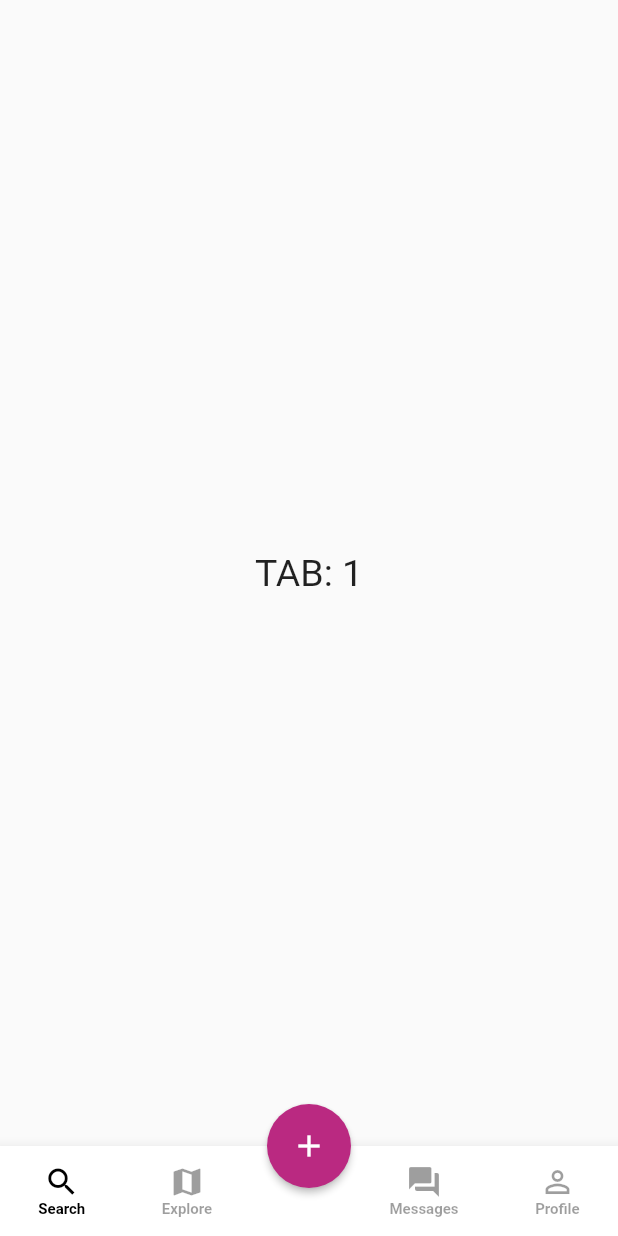
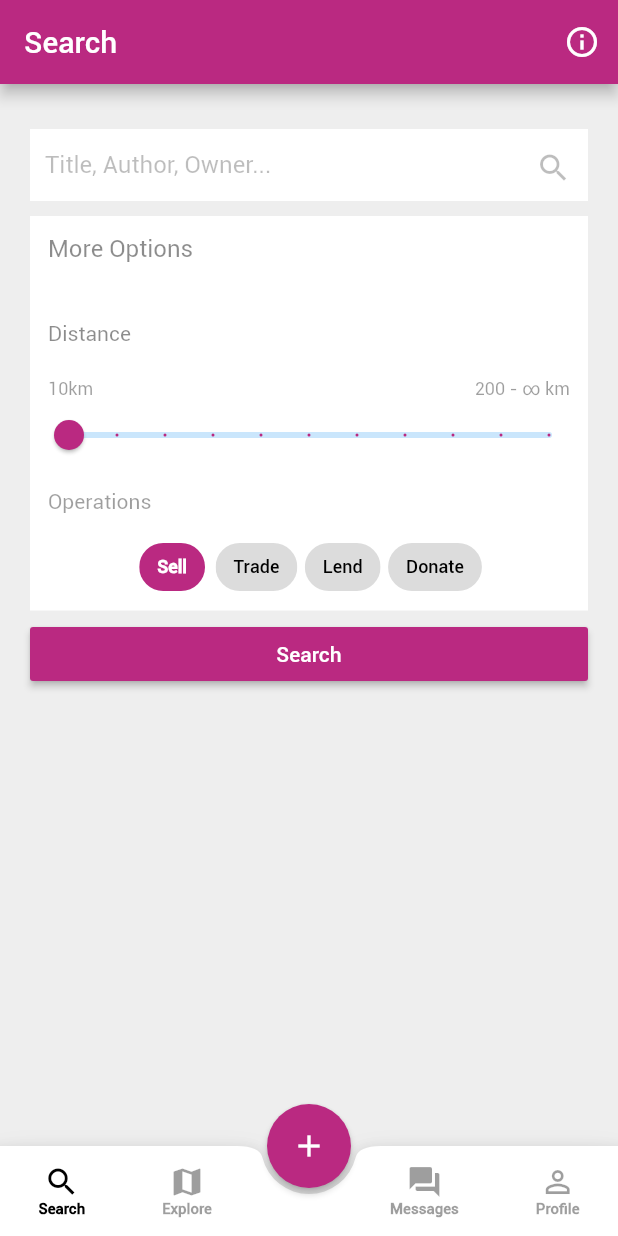
Before and after one commit to Noisy96/bindex, a Flutter app: the MyHomePage screen opened directly, on a phone screen of 412 x 824 dp. Run offline on Flutter 3.47's test engine with Material 2 defaults, Android fonts, the phone set to English and light mode, and no system bars.

Commit message:
Finish search tab

```diff
--- a/lib/main.dart
+++ b/lib/main.dart
@@ -1,6 +1,5 @@
 import 'package:flutter/material.dart';
-// import 'package:bindex_app/screens/sign_in.dart';
-import 'package:bindex_app/screens/home/mainScreen.dart';
+import 'package:bindex_app/screens/sign_in.dart';
 
 void main() => runApp(MyApp());
 
@@ -10,11 +9,12 @@ class MyApp extends StatelessWidget {
     return MaterialApp(
         title: 'Bindex',
         theme: ThemeData(
+          primaryColor: Color(0xBA2981).withOpacity(1),
           accentColor: Color(0xBA2981).withOpacity(1),
           fontFamily: 'Roboto'
         ),
         debugShowCheckedModeBanner: false,
-        home: MyHomePage(),
+        home: SignInPage(),
     );
   }
 }
--- a/lib/screens/home/FABBottomAppBar.dart
+++ b/lib/screens/home/FABBottomAppBar.dart
@@ -60,7 +60,7 @@ class _FABBottomAppBarState extends State<FABBottomAppBar> {
   @override
   Widget build(BuildContext context) {
     return BottomAppBar(
-      // shape: CircularNotchedRectangle(),
+      shape: CircularNotchedRectangle(),
       child: Row(
         mainAxisAlignment: MainAxisAlignment.spaceAround,
         children: [
--- /dev/null
+++ b/lib/screens/home/main.dart
@@ -0,0 +1,87 @@
+import 'package:flutter/material.dart';
+import 'FABBottomAppBar.dart';
+import 'search.dart';
+
+class MyHomePage extends StatefulWidget {
+
+  @override
+  _MyHomePageState createState() => _MyHomePageState();
+}
+
+class _MyHomePageState extends State<MyHomePage> {
+  int selectedTabIndex = 0;
+
+  void setSelectedTabIndex(int index) {
+    setState(() {
+      selectedTabIndex = index;
+    });
+  }
+
+  final Widget homeAppBar = AppBar(
+    title: Text('Search'),
+    backgroundColor: Color(0xBA2981).withOpacity(1),
+    actions: [
+      Padding(
+        padding: const EdgeInsets.only(right: 12.0),
+        child: Icon(Icons.info_outline),
+      )
+    ],
+  );
+
+  @override
+  Widget build(BuildContext context) {
+    // This bool value detects whether the keyboard is open, and if so hides the FAB instead of raising it
+    final bool showFab = MediaQuery.of(context).viewInsets.bottom == 0.0;
+
+    Widget appBar;
+    Widget body;
+
+    switch (selectedTabIndex) {
+      case 0:
+        appBar = homeAppBar;
+        body = Search();
+        break;
+      case 1:
+        appBar = null;
+        body = PlaceHolderBody(2);
+        break;
+      case 2:
+        appBar = null;
+        body = PlaceHolderBody(3);
+        break;
+      case 3:
+        appBar = null;
+        body = PlaceHolderBody(4);
+        break;
+    }
+
+    return Scaffold(
+        backgroundColor: Colors.grey[200],
+        floatingActionButtonLocation: FloatingActionButtonLocation.centerDocked,
+        floatingActionButton: showFab
+            ? FloatingActionButton(
+                onPressed: () {},
+                child: Icon(Icons.add),
+                elevation: 2.0,
+                tooltip: 'Add a book',
+              )
+            : null,
+        bottomNavigationBar: FABBottomAppBar(
+            selectedTabIndex: selectedTabIndex,
+            setSelectedTabIndex: setSelectedTabIndex),
+        appBar: appBar,
+        body: body);
+  }
+}
+
+// Just temporary place holder
+class PlaceHolderBody extends StatelessWidget {
+  final int index;
+
+  PlaceHolderBody(this.index);
+
+  @override
+  Widget build(BuildContext context) {
+    return Center(child: Text('TAB : $index', style: TextStyle(fontSize: 30.0)));
+  }
+}
--- a/lib/screens/home/mainScreen.dart
+++ /dev/null
@@ -1,44 +0,0 @@
-import 'package:flutter/material.dart';
-import 'FABBottomAppBar.dart';
-
-class MyHomePage extends StatefulWidget {
-  @override
-  _MyHomePageState createState() => _MyHomePageState();
-}
-
-class _MyHomePageState extends State<MyHomePage> {
-  int selectedTabIndex = 0;
-
-  void setSelectedTabIndex(int index) {
-    setState(() {
-      selectedTabIndex = index;
-    });
-  }
-
-  @override
-  Widget build(BuildContext context) {
-    return Scaffold(
-        floatingActionButtonLocation: FloatingActionButtonLocation.centerDocked,
-        floatingActionButton: FloatingActionButton(
-          onPressed: () {},
-          child: Icon(Icons.add),
-          elevation: 2.0,
-          tooltip: 'Add a book',
-        ),
-        bottomNavigationBar: FABBottomAppBar(
-            selectedTabIndex: selectedTabIndex,
-            setSelectedTabIndex: setSelectedTabIndex),
-        body: Center(
-          // TODO : replace this little display of conditional rendering with real screens
-          child: Text(
-            'TAB: ${selectedTabIndex+1}',
-            style: TextStyle(
-              fontSize: 25.0
-            ),
-          ),
-        ),
-
-        );
-
-  }
-}
--- /dev/null
+++ b/lib/screens/home/search.dart
@@ -0,0 +1,223 @@
+import 'package:flutter/material.dart';
+
+class Search extends StatefulWidget {
+  @override
+  _SearchState createState() => _SearchState();
+}
+
+class _SearchState extends State<Search> {
+  // State values
+  String _searchTextFieldValue;
+  double _distanceSliderValue = 10.0;
+  var _operationsChipsList = ['Sell'];
+
+  // State changers
+  void setDistanceSliderValue(double value) {
+    setState(() {
+      _distanceSliderValue = value;
+    });
+  }
+
+  void setOperationsChipsList(String option, bool addOrRemove) {
+    /// addOrRemove values:
+    /// * true = add
+    /// * false = remove
+    setState(() {
+      addOrRemove
+          ? _operationsChipsList.add(option)
+          : _operationsChipsList.remove(option);
+    });
+  }
+
+  @override
+  Widget build(BuildContext context) {
+    return GestureDetector(
+      onTap: () {
+        FocusScope.of(context).requestFocus(new FocusNode());
+      },
+      child: Container(
+        padding: const EdgeInsets.symmetric(horizontal: 20.0, vertical: 10.0),
+        child: ScrollConfiguration(
+          behavior: MyBehavior(),
+          child: ListView(
+            children: [
+              SizedBox(height: 20.0),
+              Container(
+                padding: const EdgeInsets.only(left: 10.0, right: 15.0),
+                color: Colors.white,
+                child: TextField(
+                  onChanged: (value) {
+                    _searchTextFieldValue = value;
+                  },
+                  textCapitalization: TextCapitalization.sentences,
+                  keyboardType: TextInputType.name,
+                  cursorColor: Color(0xBA2981).withOpacity(1),
+                  decoration: InputDecoration(
+                    border: InputBorder.none,
+                    hintText: 'Title, Author, Owner...',
+                    hintStyle: TextStyle(color: Colors.black26),
+                    suffixIconConstraints:
+                        BoxConstraints(maxHeight: 20.0, maxWidth: 20.0),
+                    suffixIcon: Icon(Icons.search, color: Colors.black26),
+                  ),
+                ),
+              ),
+              SizedBox(height: 10.0),
+              Container(
+                alignment: Alignment.topLeft,
+                color: Colors.white,
+                child: Column(
+                  crossAxisAlignment: CrossAxisAlignment.start,
+                  children: [
+                    Padding(
+                      padding: const EdgeInsets.all(12.0),
+                      child: Text(
+                        'More Options',
+                        style: TextStyle(color: Colors.black45, fontSize: 16.0),
+                      ),
+                    ),
+                    SizedBox(height: 15.0),
+                    Padding(
+                      padding: const EdgeInsets.all(12.0),
+                      child: Text(
+                        'Distance',
+                        style: TextStyle(color: Colors.black45),
+                      ),
+                    ),
+                    SizedBox(height: 10.0),
+                    Padding(
+                      padding: const EdgeInsets.symmetric(horizontal: 12.0),
+                      child: Row(
+                        mainAxisAlignment: MainAxisAlignment.spaceBetween,
+                        children: [
+                          Text('10km',
+                              style: TextStyle(
+                                  color: Colors.black38, fontSize: 12.0)),
+                          Text('200 - ∞ km',
+                              style: TextStyle(
+                                  color: Colors.black38, fontSize: 12.0))
+                        ],
+                      ),
+                    ),
+                    MySlider(setDistanceSliderValue),
+                    Padding(
+                      padding: const EdgeInsets.all(12.0),
+                      child: Text(
+                        'Operations',
+                        style: TextStyle(color: Colors.black38),
+                      ),
+                    ),
+                    Row(
+                      mainAxisAlignment: MainAxisAlignment.center,
+                      children: [
+                        MyChoiceChips(
+                            'Sell',
+                            _operationsChipsList.contains('Sell'),
+                            setOperationsChipsList),
+                        SizedBox(width: 5.0),
+                        MyChoiceChips(
+                            'Trade',
+                            _operationsChipsList.contains('Trade'),
+                            setOperationsChipsList),
+                        SizedBox(width: 5.0),
+                        MyChoiceChips(
+                            'Lend',
+                            _operationsChipsList.contains('Lend'),
+                            setOperationsChipsList),
+                        SizedBox(width: 5.0),
+                        MyChoiceChips(
+                            'Donate',
+                            _operationsChipsList.contains('Donate'),
+                            setOperationsChipsList),
+                      ],
+                    ),
+                    SizedBox(height: 5.0)
+                  ],
+                ),
+              ),
+              SizedBox(height: 5.0),
+              RaisedButton(
+                // This is experimental
+                onPressed: () {
+                  print(_searchTextFieldValue);
+                  print(_distanceSliderValue);
+                  print(_operationsChipsList);
+                },
+                color: Color(0xBA2981).withOpacity(1),
+                textColor: Colors.white,
+                child: Text('Search'),
+              )
+            ],
+          ),
+        ),
+      ),
+    );
+  }
+}
+
+class MySlider extends StatefulWidget {
+  final Function _changeValue;
+
+  MySlider(this._changeValue);
+
+  @override
+  _MySliderState createState() => _MySliderState();
+}
+
+class _MySliderState extends State<MySlider> {
+  double _value = 10;
+
+  @override
+  Widget build(BuildContext context) {
+    return Slider(
+      value: _value,
+      min: 10.0,
+      max: 210.0,
+      activeColor: Color(0xBA2981).withOpacity(1),
+      divisions: 10,
+      label: _value < 200.0 ? _value.round().toString() : '∞',
+      onChanged: (newValue) {
+        setState(() {
+          _value = newValue;
+        });
+      },
+      onChangeEnd: (newValue) {
+        widget._changeValue(newValue);
+      },
+    );
+  }
+}
+
+class MyChoiceChips extends StatelessWidget {
+  final String _text;
+  final bool _selected;
+  final Function _changeStatus;
+
+  MyChoiceChips(this._text, this._selected, this._changeStatus);
+
+  @override
+  Widget build(BuildContext context) {
+    return ChoiceChip(
+      label: Text(_text),
+      labelStyle: TextStyle(
+          color: _selected ? Colors.white : Colors.black,
+          fontSize: 12.0,
+          fontWeight: _selected ? FontWeight.bold : null),
+      selected: _selected,
+      backgroundColor: Colors.black12,
+      selectedColor: Color(0xBA2981).withOpacity(1),
+      onSelected: (selected) {
+        _changeStatus(_text, selected);
+      },
+    );
+  }
+}
+
+// My Behavior class is used to hide the scroll glow effect
+class MyBehavior extends ScrollBehavior {
+  @override
+  Widget buildViewportChrome(
+      BuildContext context, Widget child, AxisDirection axisDirection) {
+    return child;
+  }
+}
--- a/lib/screens/sign_in.dart
+++ b/lib/screens/sign_in.dart
@@ -1,4 +1,4 @@
-import 'package:bindex_app/screens/home/mainScreen.dart';
+import 'package:bindex_app/screens/home/main.dart';
 import "package:flutter/material.dart";
 import "package:bindex_app/screens/sign_up.dart";
 
@@ -78,7 +78,7 @@ class SignInPage extends StatelessWidget {
         borderRadius: BorderRadius.circular(24),
       ),
       onPressed: () {
-        Navigator.push(context, MaterialPageRoute(builder: (context) => MyHomePage()));
+        Navigator.pushReplacement(context, MaterialPageRoute(builder: (context) => MyHomePage()));
       },
 
       padding:
```
Also changed, not shown: pubspec.yaml (+7 -6 lines), assets/fonts/Roboto-Condensed.ttf (added), assets/fonts/Roboto-Light.ttf (added), assets/fonts/Roboto-Medium.ttf (added), assets/fonts/Roboto-Regular.ttf (added), pubspec.lock, 1 other file.
